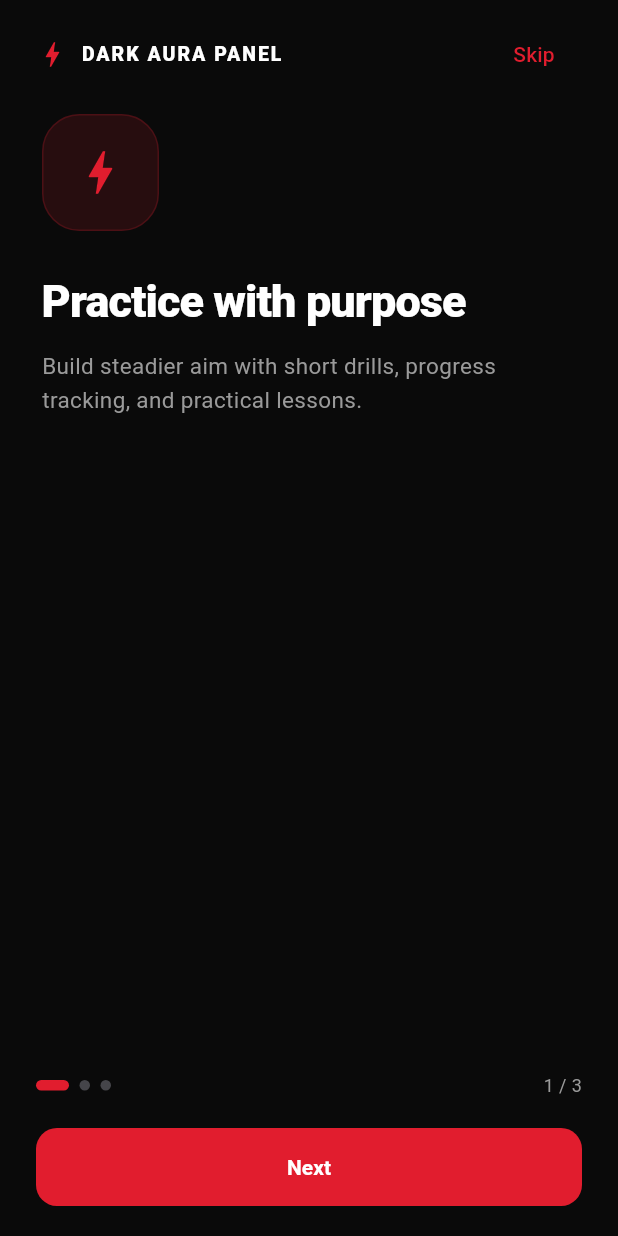
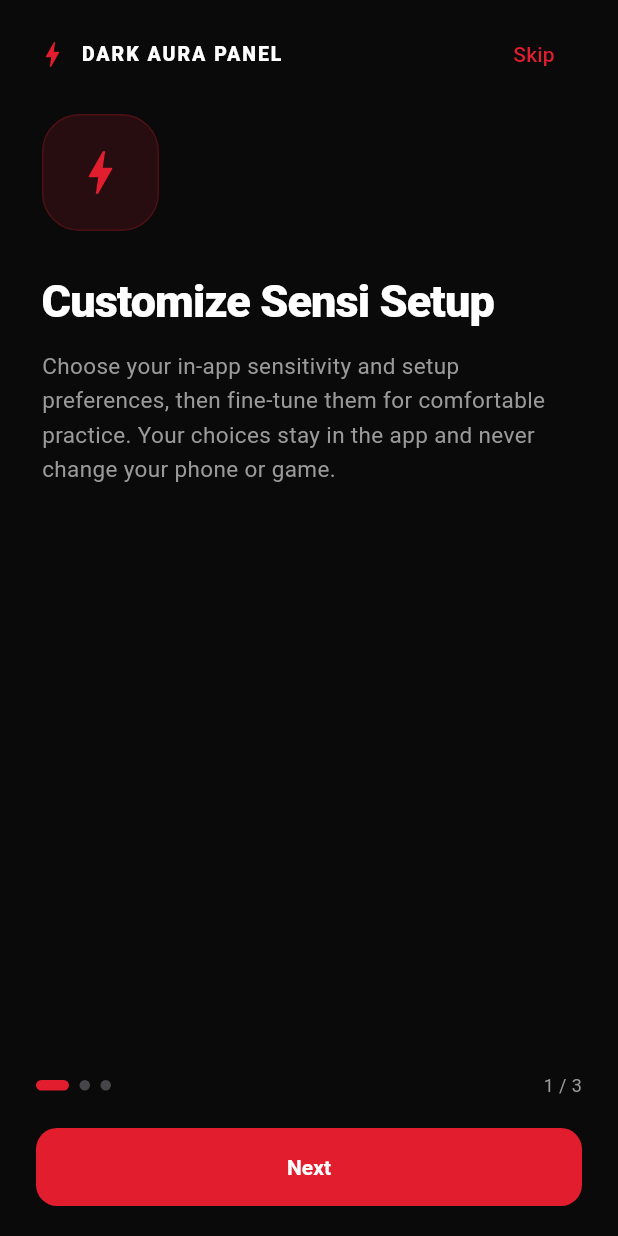
Before and after one commit to karimmahathir4-lab/darkauraa, a Flutter app: the screen it shows after launch, on a phone screen of 412 x 824 dp. Run offline on Flutter 3.47's test engine with Material 3 defaults, Android fonts, the phone set to English and light mode, and no system bars; our stand-ins replace qr_flutter, share_plus, shared_preferences; missing offline and left inert: app_tracking_transparency, applovin_max, purchases_flutter.

Commit message:
Update first onboarding page

```diff
--- a/lib/localization.dart
+++ b/lib/localization.dart
@@ -41,6 +41,9 @@ class _AuraLocalizationsDelegate
 const _translations = <String, Map<String, String>>{
   'pt': {
     'Get Pro': 'Seja Pro',
+    'Customize Sensi Setup': 'Personalize sua configuração de sensibilidade',
+    'Choose your in-app sensitivity and setup preferences, then fine-tune them for comfortable practice. Your choices stay in the app and never change your phone or game.':
+        'Escolha suas preferências de sensibilidade e configuração no app e ajuste-as para treinar com conforto. Suas escolhas ficam no app e não alteram o celular nem o jogo.',
     'Compare plans': 'Compare os planos',
     'Free': 'Grátis',
     'Ad-free experience': 'Experiência sem anúncios',
@@ -532,6 +535,9 @@ const _translations = <String, Map<String, String>>{
   },
   'es': {
     'Get Pro': 'Hazte Pro',
+    'Customize Sensi Setup': 'Personaliza la sensibilidad',
+    'Choose your in-app sensitivity and setup preferences, then fine-tune them for comfortable practice. Your choices stay in the app and never change your phone or game.':
+        'Elige tus preferencias de sensibilidad y configuración dentro de la app y ajústalas para practicar con comodidad. Tus opciones se guardan en la app y no cambian el teléfono ni el juego.',
     'Compare plans': 'Compara los planes',
     'Free': 'Gratis',
     'Ad-free experience': 'Sin anuncios',
@@ -1024,6 +1030,9 @@ const _translations = <String, Map<String, String>>{
   },
   'ar': {
     'Get Pro': 'احصل على Pro',
+    'Customize Sensi Setup': 'خصص إعداد الحساسية',
+    'Choose your in-app sensitivity and setup preferences, then fine-tune them for comfortable practice. Your choices stay in the app and never change your phone or game.':
+        'اختر تفضيلات الحساسية والإعداد داخل التطبيق واضبطها لتدريب مريح. تبقى اختياراتك داخل التطبيق ولا تغيّر الهاتف أو اللعبة.',
     'Compare plans': 'قارن الخطط',
     'Free': 'مجاني',
     'Ad-free experience': 'تجربة بلا إعلانات',
--- a/lib/screens/onboarding_screen.dart
+++ b/lib/screens/onboarding_screen.dart
@@ -29,8 +29,8 @@ class _OnboardingScreenState extends State<OnboardingScreen> {
       <(IconData, String, String)>[
     (
       Icons.bolt,
-      'Practice with purpose',
-      'Build steadier aim with short drills, progress tracking, and practical lessons.'
+      'Customize Sensi Setup',
+      'Choose your in-app sensitivity and setup preferences, then fine-tune them for comfortable practice. Your choices stay in the app and never change your phone or game.'
     ),
     (
       Icons.tune,
```
